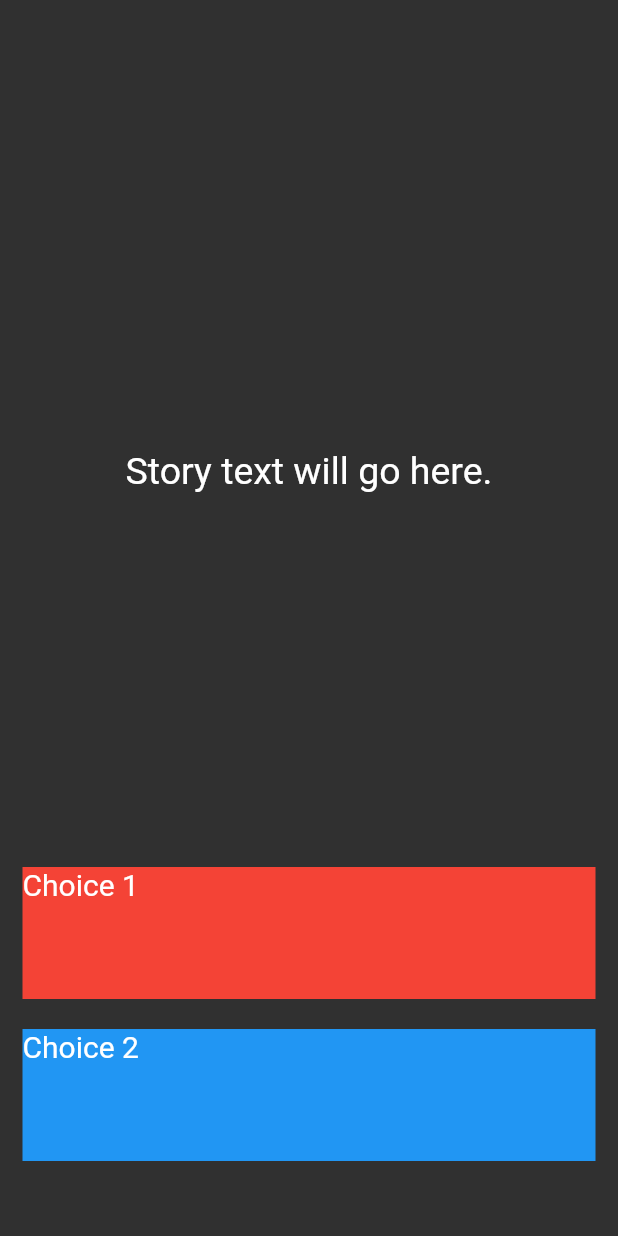
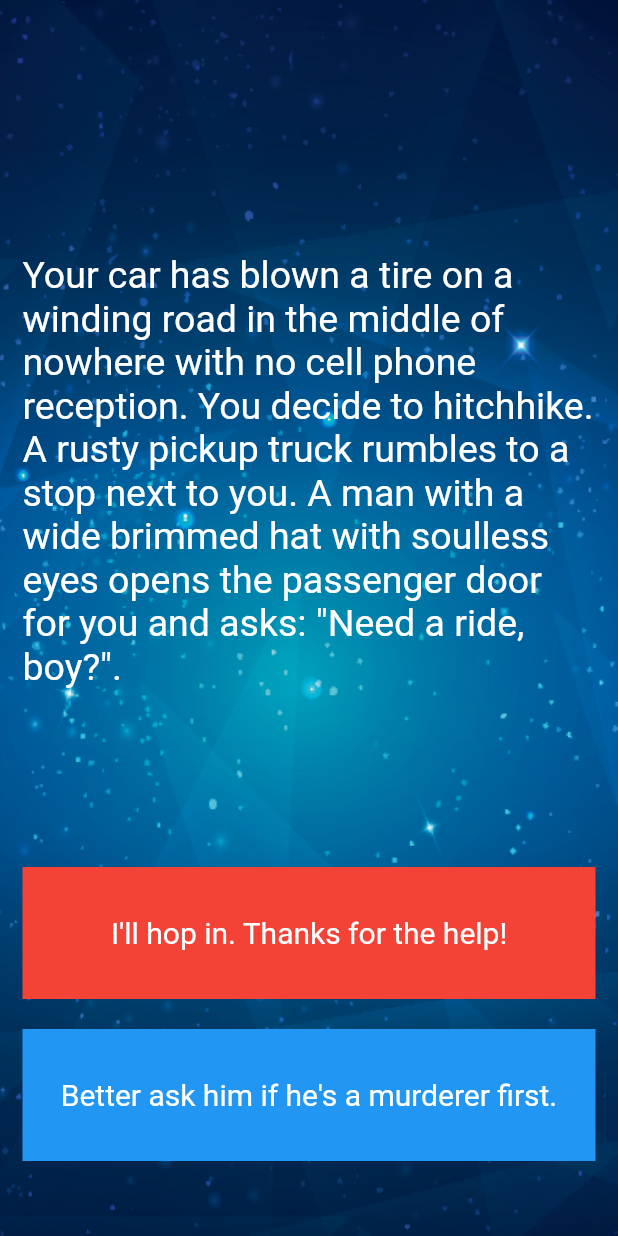
Before and after one commit to aawwad172/distini_flutter_application, a Flutter app: the screen it shows after launch, on a phone screen of 412 x 824 dp. Run offline on Flutter 3.47's test engine with Material 2 defaults, Android fonts, the phone set to English and light mode, and no system bars.

Commit message:
Finishing the application

```diff
--- a/lib/main.dart
+++ b/lib/main.dart
@@ -1,43 +1,51 @@
+import 'package:distini_flutter_application/story_brain.dart';
 import 'package:flutter/material.dart';
 
-//TODO: Step 15 - Run the app and see if you can see the screen update with the first story. Delete this TODO if it looks as you expected.
-
-void main() => runApp(Destini());
+void main() => runApp(const Destini());
 
 class Destini extends StatelessWidget {
+  const Destini({super.key});
+
+  @override
   Widget build(BuildContext context) {
     return MaterialApp(
       theme: ThemeData.dark(),
-      home: StoryPage(),
+      home: const StoryPage(),
     );
   }
 }
 
-//TODO: Step 9 - Create a new storyBrain object from the StoryBrain class.
+class StoryPage extends StatefulWidget {
+  const StoryPage({super.key});
 
-class StoryPage extends StatefulWidget {
+  @override
   _StoryPageState createState() => _StoryPageState();
 }
 
 class _StoryPageState extends State<StoryPage> {
+  StoryBrain storyBrain = StoryBrain();
+
   @override
   Widget build(BuildContext context) {
     return Scaffold(
       body: Container(
-        //TODO: Step 1 - Add background.png to this Container as a background image.
-        padding: EdgeInsets.symmetric(vertical: 50.0, horizontal: 15.0),
-        constraints: BoxConstraints.expand(),
+        decoration: const BoxDecoration(
+          image: DecorationImage(
+              image: AssetImage('images/background.png'), fit: BoxFit.fill),
+        ),
+        padding: const EdgeInsets.symmetric(vertical: 50.0, horizontal: 15.0),
+        constraints: const BoxConstraints.expand(),
         child: SafeArea(
           child: Column(
             crossAxisAlignment: CrossAxisAlignment.stretch,
             children: <Widget>[
-              const Expanded(
+              Expanded(
                 flex: 12,
                 child: Center(
                   child: Text(
-                    //TODO: Step 10 - use the storyBrain to get the first story title and display it in this Text Widget.
-                    'Story text will go here.',
-                    style: TextStyle(
+                    storyBrain.getStory().getStoryTitle() ??
+                        'Story doesn\'t exist',
+                    style: const TextStyle(
                       fontSize: 25.0,
                     ),
                   ),
@@ -48,17 +56,21 @@
                 child: GestureDetector(
                   child: Container(
                     color: Colors.red,
-                    child: const Text(
-                      //TODO: Step 13 - Use the storyBrain to get the text for choice 1.
-                      'Choice 1',
-                      style: TextStyle(
-                        fontSize: 20.0,
+                    child: Center(
+                      child: Text(
+                        storyBrain.getStory().getChoice1() ??
+                            'Choice 1 doesn\'t exist',
+                        style: const TextStyle(
+                          fontSize: 20.0,
+                        ),
                       ),
                     ),
                   ),
                   onTap: () {
+                    setState(() {
                     //Choice 1 made by user.
-                    //TODO: Step 18 - Call the nextStory() method from storyBrain and pass the number 1 as the choice made by the user.
+                      storyBrain.nextStory(1);
+                    });
                   },
                 ),
               ),
@@ -67,22 +79,27 @@
               ),
               Expanded(
                 flex: 2,
-                //TODO: Step 26 - Use a Flutter Visibility Widget to wrap this FlatButton.
-                //TODO: Step 28 - Set the "visible" property of the Visibility Widget to equal the output from the buttonShouldBeVisible() method in the storyBrain.
                 child: GestureDetector(
-                  child: Container(
-                    color: Colors.blue,
-                    child: const Text(
-                      //TODO: Step 14 - Use the storyBrain to get the text for choice 2.
-                      'Choice 2',
-                      style: TextStyle(
-                        fontSize: 20.0,
+                  child: Visibility(
+                    visible: storyBrain.buttonShouldBeVisible(),
+                    child: Container(
+                      color: Colors.blue,
+                      child: Center(
+                        child: Text(
+                          storyBrain.getStory().getChoice2() ??
+                              'Choice 2 doesn\'t exist',
+                          style: const TextStyle(
+                            fontSize: 20.0,
+                          ),
+                        ),
                       ),
                     ),
                   ),
                   onTap: () {
+                    setState(() {
                     //Choice 2 made by user.
-                    //TODO: Step 19 - Call the nextStory() method from storyBrain and pass the number 2 as the choice made by the user.
+                      storyBrain.nextStory(2);
+                    });
                   },
                 ),
               ),
@@ -93,7 +110,3 @@
     );
   }
 }
-
-//TODO: Step 24 - Run the app and try to figure out what code you need to add to this file to make the story change when you press on the choice buttons.
-
-//TODO: Step 29 - Run the app and test it against the Story Outline to make sure you've completed all the steps. The code for the completed app can be found here: https://github.com/londonappbrewery/destini-challenge-completed/
--- a/lib/story.dart
+++ b/lib/story.dart
@@ -1,5 +1,37 @@
-//TODO: Step 2 - Create a new class called Story.
+class Story {
+  String? _storyTitle;
+  String? _choice1;
+  String? _choice2;
 
-//TODO: Step 3 - Create 3 properties for this class, A. storyTitle to store the story text. B. choice1 to store the text for choice 1, C. choice2 to store the text for choice 2.
+  // Constructor
+  Story({String? storyTitle, String? choice1, String? choice2}) {
+    setStoryTitle(storyTitle);
+    setChoice1(choice1);
+    setChoice2(choice2);
+  }
 
-//TODO: Step 4 - Create a Constructor for this class to be able to initialise the properties created in step 3.
+  // Setters
+  void setStoryTitle(String? storyTitle) {
+    _storyTitle = storyTitle;
+  }
+
+  void setChoice1(String? choice1) {
+    _choice1 = choice1;
+  }
+
+  void setChoice2(String? choice2) {
+    _choice2 = choice2;
+  }
+
+  String? getStoryTitle() {
+    return _storyTitle;
+  }
+
+  String? getChoice1() {
+    return _choice1;
+  }
+
+  String? getChoice2() {
+    return _choice2;
+  }
+}
--- a/lib/story_brain.dart
+++ b/lib/story_brain.dart
@@ -1,59 +1,75 @@
-//TODO: Step 6 - import the story.dart file into this file.
+import 'story.dart';
 
-//TODO: Step 5 - Create a new class called StoryBrain.
+class StoryBrain {
+  int _storyNumber = 0;
 
-//TODO: Step 7 - Uncomment the lines below to include storyData as a private property in StoryBrain. Hint: You might need to change something in story.dart to make this work.
+  final List<Story> _storyData = [
+    Story(
+        storyTitle:
+            'Your car has blown a tire on a winding road in the middle of nowhere with no cell phone reception. You decide to hitchhike. A rusty pickup truck rumbles to a stop next to you. A man with a wide brimmed hat with soulless eyes opens the passenger door for you and asks: "Need a ride, boy?".',
+        choice1: 'I\'ll hop in. Thanks for the help!',
+        choice2: 'Better ask him if he\'s a murderer first.'),
+    Story(
+        storyTitle: 'He nods slowly, unphased by the question.',
+        choice1: 'At least he\'s honest. I\'ll climb in.',
+        choice2: 'Wait, I know how to change a tire.'),
+    Story(
+        storyTitle:
+            'As you begin to drive, the stranger starts talking about his relationship with his mother. He gets angrier and angrier by the minute. He asks you to open the glovebox. Inside you find a bloody knife, two severed fingers, and a cassette tape of Elton John. He reaches for the glove box.',
+        choice1: 'I love Elton John! Hand him the cassette tape.',
+        choice2: 'It\'s him or me! You take the knife and stab him.'),
+    Story(
+        storyTitle:
+            'What? Such a cop out! Did you know traffic accidents are the second leading cause of accidental death for most adult age groups?',
+        choice1: 'Restart',
+        choice2: ''),
+    Story(
+        storyTitle:
+            'As you smash through the guardrail and careen towards the jagged rocks below you reflect on the dubious wisdom of stabbing someone while they are driving a car you are in.',
+        choice1: 'Restart',
+        choice2: ''),
+    Story(
+        storyTitle:
+            'You bond with the murderer while crooning verses of "Can you feel the love tonight". He drops you off at the next town. Before you go he asks you if you know any good places to dump bodies. You reply: "Try the pier".',
+        choice1: 'Restart',
+        choice2: '')
+  ];
 
-//List<Story> _storyData = [
-//  Story(
-//      storyTitle:
-//      'Your car has blown a tire on a winding road in the middle of nowhere with no cell phone reception. You decide to hitchhike. A rusty pickup truck rumbles to a stop next to you. A man with a wide brimmed hat with soulless eyes opens the passenger door for you and asks: "Need a ride, boy?".',
-//      choice1: 'I\'ll hop in. Thanks for the help!',
-//      choice2: 'Better ask him if he\'s a murderer first.'),
-//  Story(
-//      storyTitle: 'He nods slowly, unphased by the question.',
-//      choice1: 'At least he\'s honest. I\'ll climb in.',
-//      choice2: 'Wait, I know how to change a tire.'),
-//  Story(
-//      storyTitle:
-//      'As you begin to drive, the stranger starts talking about his relationship with his mother. He gets angrier and angrier by the minute. He asks you to open the glovebox. Inside you find a bloody knife, two severed fingers, and a cassette tape of Elton John. He reaches for the glove box.',
-//      choice1: 'I love Elton John! Hand him the cassette tape.',
-//      choice2: 'It\'s him or me! You take the knife and stab him.'),
-//  Story(
-//      storyTitle:
-//      'What? Such a cop out! Did you know traffic accidents are the second leading cause of accidental death for most adult age groups?',
-//      choice1: 'Restart',
-//      choice2: ''),
-//  Story(
-//      storyTitle:
-//      'As you smash through the guardrail and careen towards the jagged rocks below you reflect on the dubious wisdom of stabbing someone while they are driving a car you are in.',
-//      choice1: 'Restart',
-//      choice2: ''),
-//  Story(
-//      storyTitle:
-//      'You bond with the murderer while crooning verses of "Can you feel the love tonight". He drops you off at the next town. Before you go he asks you if you know any good places to dump bodies. You reply: "Try the pier".',
-//      choice1: 'Restart',
-//      choice2: '')
-//];
+  Story getStory() {
+    return _storyData[_storyNumber];
+  }
 
-//TODO: Step 23 - Use the storyNumber property inside getStory(), getChoice1() and getChoice2() so that it gets the updated story and choices rather than always just the first (0th) one.
+  int getStoryNumber() {
+    return _storyNumber;
+  }
 
-//TODO: Step 8 - Create a method called getStory() that returns the first storyTitle from _storyData.
+  void nextStory(int choiceNumber) {
+    if (choiceNumber == 1 && _storyNumber == 0) {
+      _storyNumber = 2;
+    } else if (choiceNumber == 2 && _storyNumber == 0) {
+      _storyNumber = 1;
+    } else if (choiceNumber == 1 && _storyNumber == 2) {
+      _storyNumber = 5;
+    } else if (choiceNumber == 2 && _storyNumber == 2) {
+      _storyNumber = 4;
+    } else if (choiceNumber == 1 && _storyNumber == 1) {
+      _storyNumber = 2;
+    } else if (choiceNumber == 2 && _storyNumber == 1) {
+      _storyNumber = 3;
+    } else if (_storyNumber == 3 || _storyNumber == 4 || _storyNumber == 5) {
+      restart();
+    }
+  }
 
-//TODO: Step 11 - Create a method called getChoice1() that returns the text for the first choice1 from _storyData.
+  void restart() {
+    _storyNumber = 0;
+  }
 
-//TODO: Step 12 - Create a method called getChoice2() that returns the text for the first choice2 from _storyData.
-
-//TODO: Step 25 - Change the storyNumber property into a private property so that only story_brain.dart has access to it. You can do this by right clicking on the name (storyNumber) and selecting Refactor -> Rename to make the change across all the places where it's used.
-
-//TODO: Step 16 - Create a property called storyNumber which starts with a value of 0. This will be used to track which story the user is currently viewing.
-
-//TODO: Step 17 - Create a method called nextStory(), it should not have any outputs but it should have 1 input called choiceNumber which will be the choice number (int) made by the user.
-
-//TODO: Step 20 - Download the story plan here: https://drive.google.com/uc?export=download&id=1KU6EghkO9Hf2hRM0756xFHgNaZyGCou3
-
-//TODO: Step 21 - Using the story plan, update nextStory() to change the storyNumber depending on the choice made by the user. e.g. if choiceNumber was equal to 1 and the storyNumber is 0, the storyNumber should become 2.
-
-//TODO: Step 22 - In nextStory() if the storyNumber is equal to 3 or 4 or 5, that means it's the end of the game and it should call a method called restart() that resets the storyNumber to 0.
-
-//TODO: Step 27 - Create a method called buttonShouldBeVisible() which checks to see if storyNumber is 0 or 1 or 2 (when both buttons should show choices) and return true if that is the case, else it should return false.
+  bool buttonShouldBeVisible() {
+    if ([0, 1, 2].contains(_storyNumber)) {
+      return true;
+    } else {
+      return false;
+    }
+  }
+}
```
Also changed, not shown: settings.json (deleted, +0 -11 lines).
